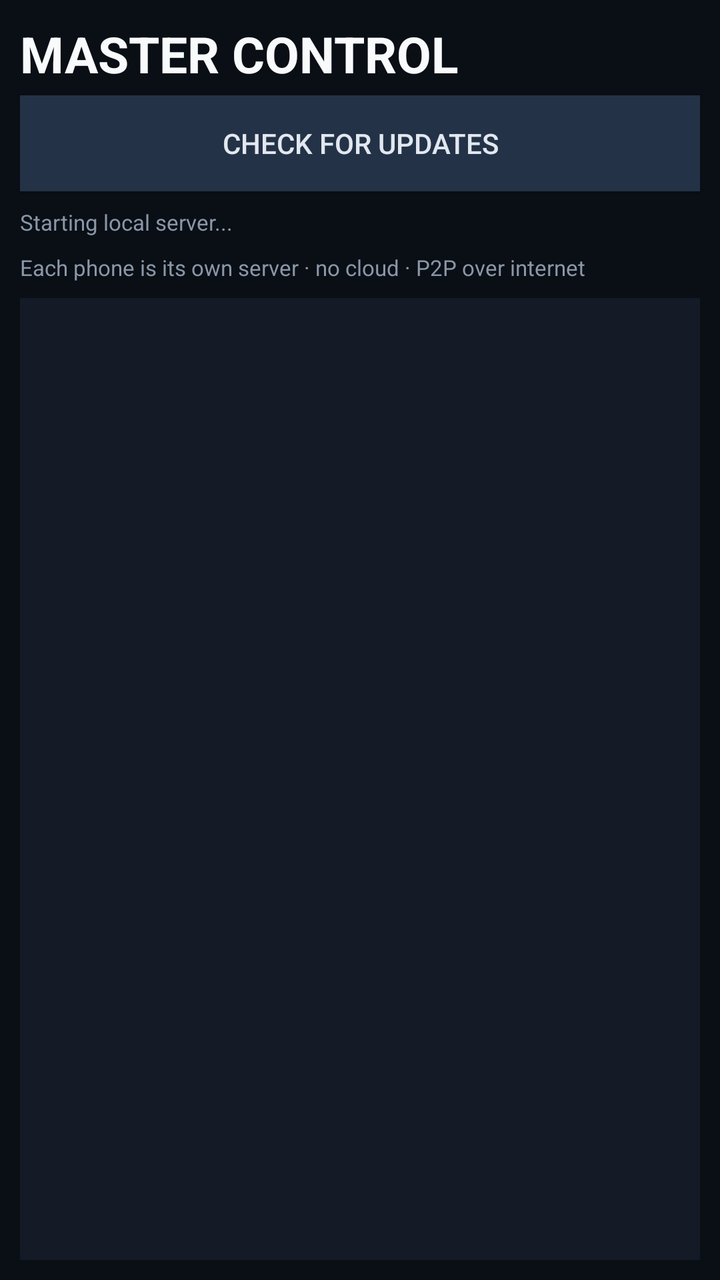
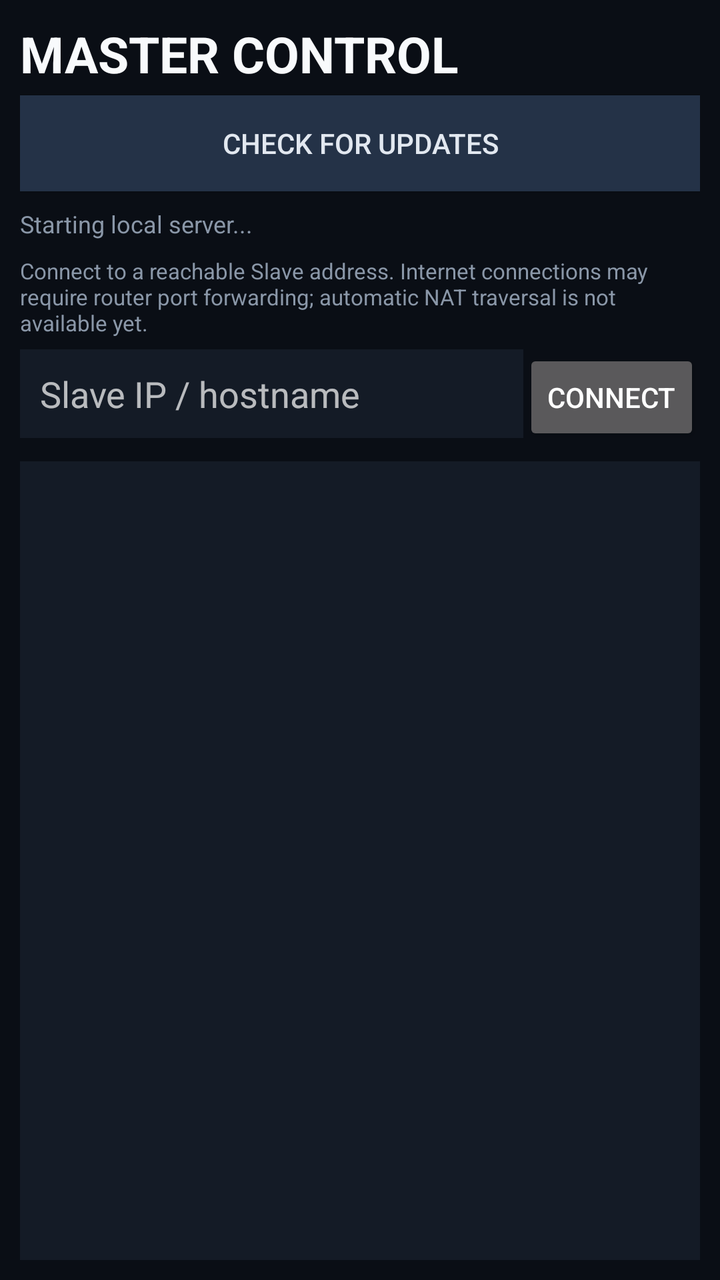

Screens rendered from an Android XML layout before and after an edit, with the pre-edit source and the edit as a unified diff.
<!-- AndroidManifest.xml: application theme Theme.Master -->
<!-- res/layout/activity_master.xml -->
<LinearLayout xmlns:android="http://schemas.android.com/apk/res/android"
    android:layout_width="match_parent" android:layout_height="match_parent"
    android:orientation="vertical" android:background="#0a0e15" android:padding="10dp">
    <TextView android:layout_width="match_parent" android:layout_height="wrap_content"
        android:text="MASTER CONTROL" android:textColor="#f8fafc" android:textSize="25sp"
        android:textStyle="bold" android:layout_marginBottom="4dp"/>
    <Button android:id="@+id/btn_update" android:layout_width="match_parent" android:layout_height="wrap_content" android:text="Check for updates" android:background="#243247" android:textColor="#e2e8f0" android:layout_marginBottom="8dp"/>
    <TextView android:id="@+id/status" android:layout_width="match_parent" android:layout_height="wrap_content"
        android:text="Starting local server..." android:textColor="#8a97a8" android:textSize="11sp"
        android:layout_marginBottom="8dp"/>
    <TextView android:layout_width="match_parent" android:layout_height="wrap_content"
        android:text="Each phone is its own server · no cloud · P2P over internet" android:textColor="#8a97a8"
        android:textSize="11sp" android:layout_marginBottom="8dp"/>
    <ListView android:id="@+id/list" android:layout_width="match_parent"
        android:layout_height="match_parent" android:background="#141b26"/>
</LinearLayout>
<!-- resources referenced by this layout -->
<resources>
  <style name="Theme.Master" parent="Theme.AppCompat.NoActionBar">
          <item name="android:windowBackground">#0a0e15</item>
      </style>
</resources>

<!-- the commit's change to res/layout/activity_master.xml (unified diff, before → after) -->
@@ -6,11 +6,15 @@
         android:textStyle="bold" android:layout_marginBottom="4dp"/>
     <Button android:id="@+id/btn_update" android:layout_width="match_parent" android:layout_height="wrap_content" android:text="Check for updates" android:background="#243247" android:textColor="#e2e8f0" android:layout_marginBottom="8dp"/>
     <TextView android:id="@+id/status" android:layout_width="match_parent" android:layout_height="wrap_content"
-        android:text="Starting local server..." android:textColor="#8a97a8" android:textSize="11sp"
+        android:text="Starting local server..." android:textColor="#8a97a8" android:textSize="12sp"
         android:layout_marginBottom="8dp"/>
     <TextView android:layout_width="match_parent" android:layout_height="wrap_content"
-        android:text="Each phone is its own server · no cloud · P2P over internet" android:textColor="#8a97a8"
-        android:textSize="11sp" android:layout_marginBottom="8dp"/>
-    <ListView android:id="@+id/list" android:layout_width="match_parent"
-        android:layout_height="match_parent" android:background="#141b26"/>
+        android:text="Connect to a reachable Slave address. Internet connections may require router port forwarding; automatic NAT traversal is not available yet."
+        android:textColor="#8a97a8" android:textSize="11sp" android:layout_marginBottom="6dp"/>
+    <LinearLayout android:layout_width="match_parent" android:layout_height="wrap_content" android:orientation="horizontal" android:layout_marginBottom="8dp">
+        <EditText android:id="@+id/peer_ip" android:layout_width="0dp" android:layout_weight="1" android:layout_height="wrap_content"
+            android:hint="Slave IP / hostname" android:inputType="textUri" android:singleLine="true" android:textColor="#e8eef7" android:background="#141b26" android:padding="10dp"/>
+        <Button android:id="@+id/btn_connect" android:layout_width="wrap_content" android:layout_height="wrap_content" android:text="Connect"/>
+    </LinearLayout>
+    <ListView android:id="@+id/list" android:layout_width="match_parent" android:layout_height="0dp" android:layout_weight="1" android:background="#141b26"/>
 </LinearLayout>
